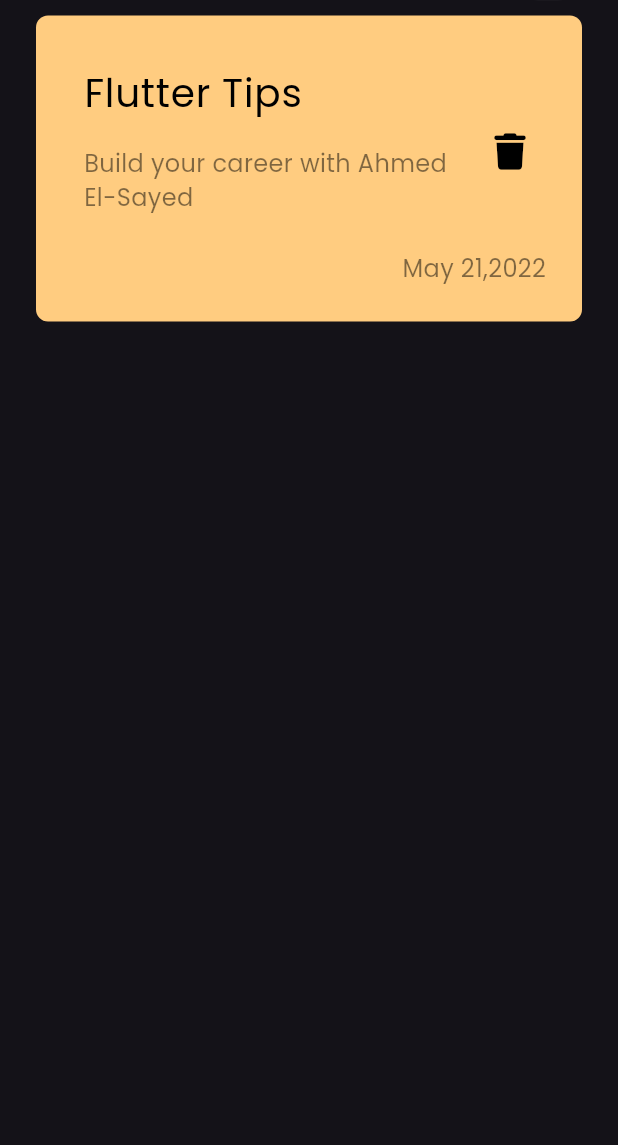
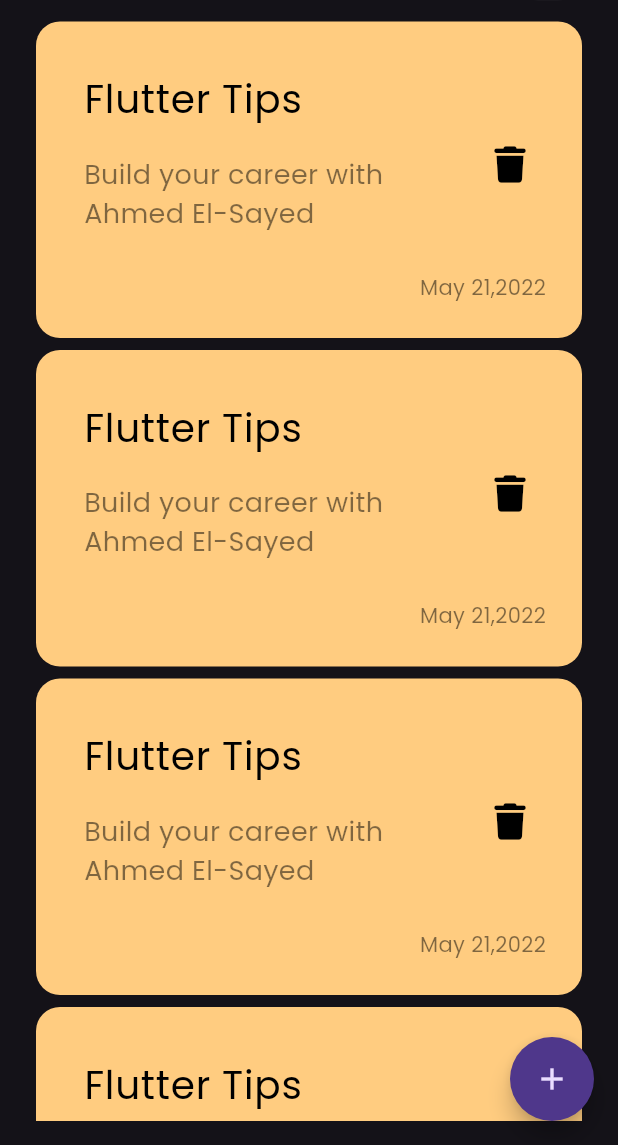
Before and after one commit to AhmedElSayed10920/noteappflutter, a Flutter app: the screen it shows after launch, on a phone screen of 412 x 824 dp, the part 91-1236 px from its top. Run offline on Flutter 3.47's test engine with Material 3 defaults, Android fonts, the phone set to English and light mode, and no system bars; our stand-ins replace font_awesome_flutter.

Commit message:
refactor code and added FAB

```diff
--- a/lib/views/pages/home_page.dart
+++ b/lib/views/pages/home_page.dart
@@ -1,25 +1,21 @@
 import 'package:flutter/material.dart';
-import 'package:noteapp/views/widgets/custom_app_bar.dart';
-import 'package:noteapp/views/widgets/custom_note_item.dart';
+import 'package:noteapp/views/widgets/notes_view_body.dart';
 
 class HomePage extends StatelessWidget {
   const HomePage({super.key});
 
   @override
   Widget build(BuildContext context) {
-    return const Scaffold(
-      body: SafeArea(
+    return Scaffold(
+      floatingActionButton:FloatingActionButton(
+        onPressed: () {},
+        shape:const CircleBorder(),
+        child: const Icon(Icons.add),
+      ),
+      body: const SafeArea(
         child: Padding(
           padding: EdgeInsets.symmetric(horizontal: 24, vertical: 16),
-          child: Column(
-            children: [
-              CustomAppBar(),
-              SizedBox(
-                height: 10,
-              ),
-              NoteItem(),
-            ],
-          ),
+          child: NotesViewBody(),
         ),
       ),
     );
--- a/lib/views/widgets/custom_note_item.dart
+++ b/lib/views/widgets/custom_note_item.dart
@@ -9,21 +9,29 @@ class NoteItem extends StatelessWidget {
     return Container(
       padding: const EdgeInsets.only(top: 24, bottom: 24, left: 16),
       decoration: BoxDecoration(
-          color:const Color(0xffFFCC80), borderRadius: BorderRadius.circular(8)),
+          color: const Color(0xffFFCC80),
+          borderRadius: BorderRadius.circular(16)),
       child: Column(
         crossAxisAlignment: CrossAxisAlignment.end,
         children: [
           ListTile(
             title: const Text(
               "Flutter Tips",
-              style: TextStyle(color: Colors.black, fontSize: 26),
+              style: TextStyle(
+                color: Colors.black,
+                fontSize: 26,
+              ),
             ),
             subtitle: Padding(
-              padding: const EdgeInsets.only(top: 16,bottom: 16),
+              padding: const EdgeInsets.symmetric(
+                vertical: 18,
+              ),
               child: Text(
                 "Build your career with Ahmed El-Sayed",
                 style: TextStyle(
-                    color: Colors.black.withOpacity(.5), fontSize: 16),
+                  color: Colors.black.withOpacity(.5),
+                  fontSize: 18,
+                ),
               ),
             ),
             trailing: IconButton(
@@ -39,7 +47,7 @@ class NoteItem extends StatelessWidget {
             child: Text(
               "May 21,2022",
               style:
-                  TextStyle(color: Colors.black.withOpacity(.5), fontSize: 16),
+                  TextStyle(color: Colors.black.withOpacity(.5), fontSize: 14),
             ),
           )
         ],
--- /dev/null
+++ b/lib/views/widgets/note_item_list.dart
@@ -0,0 +1,16 @@
+import 'package:flutter/material.dart';
+import 'package:noteapp/views/widgets/custom_note_item.dart';
+
+class NoteItemList extends StatelessWidget {
+  const NoteItemList({super.key});
+
+  @override
+  Widget build(BuildContext context) {
+    return ListView.builder(itemBuilder: (context, index) {
+      return const Padding(
+        padding: EdgeInsets.symmetric(vertical:4),
+        child: NoteItem(),
+      );
+    });
+  }
+}
--- /dev/null
+++ b/lib/views/widgets/notes_view_body.dart
@@ -0,0 +1,22 @@
+import 'package:flutter/material.dart';
+import 'package:noteapp/views/widgets/custom_app_bar.dart';
+import 'package:noteapp/views/widgets/note_item_list.dart';
+
+class NotesViewBody extends StatelessWidget {
+  const NotesViewBody({super.key});
+
+  @override
+  Widget build(BuildContext context) {
+    return const Column(
+      children: [
+        CustomAppBar(),
+        SizedBox(
+          height: 10,
+        ),
+        Expanded(
+          child: NoteItemList(),
+        ),
+      ],
+    );
+  }
+}
```
